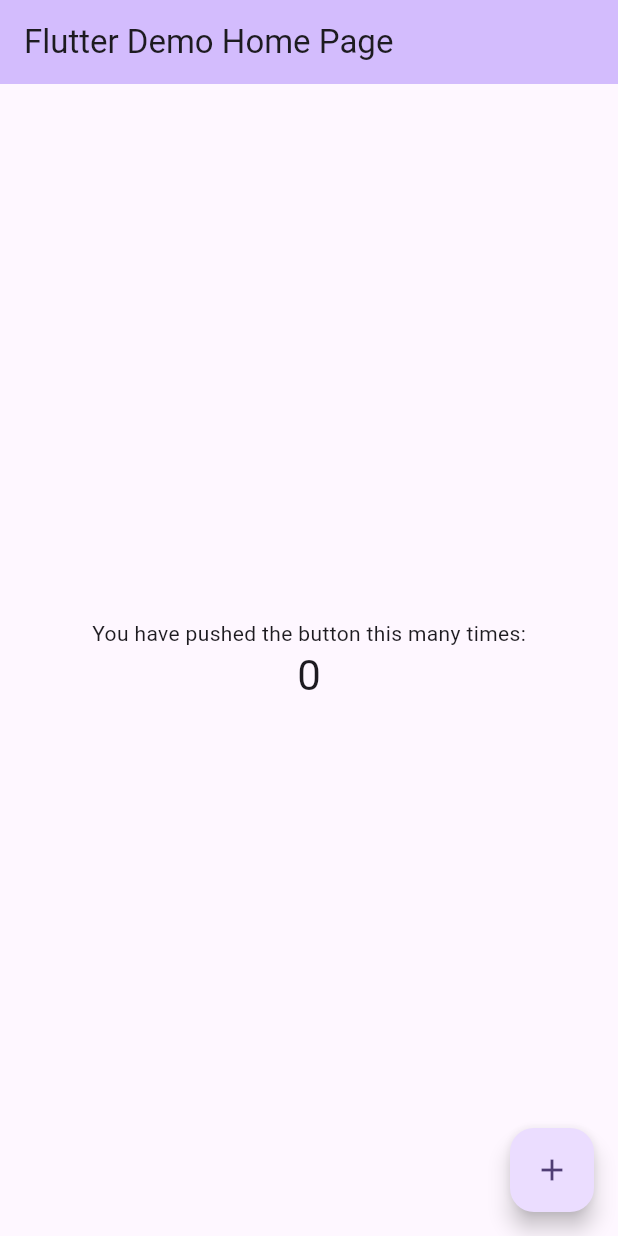
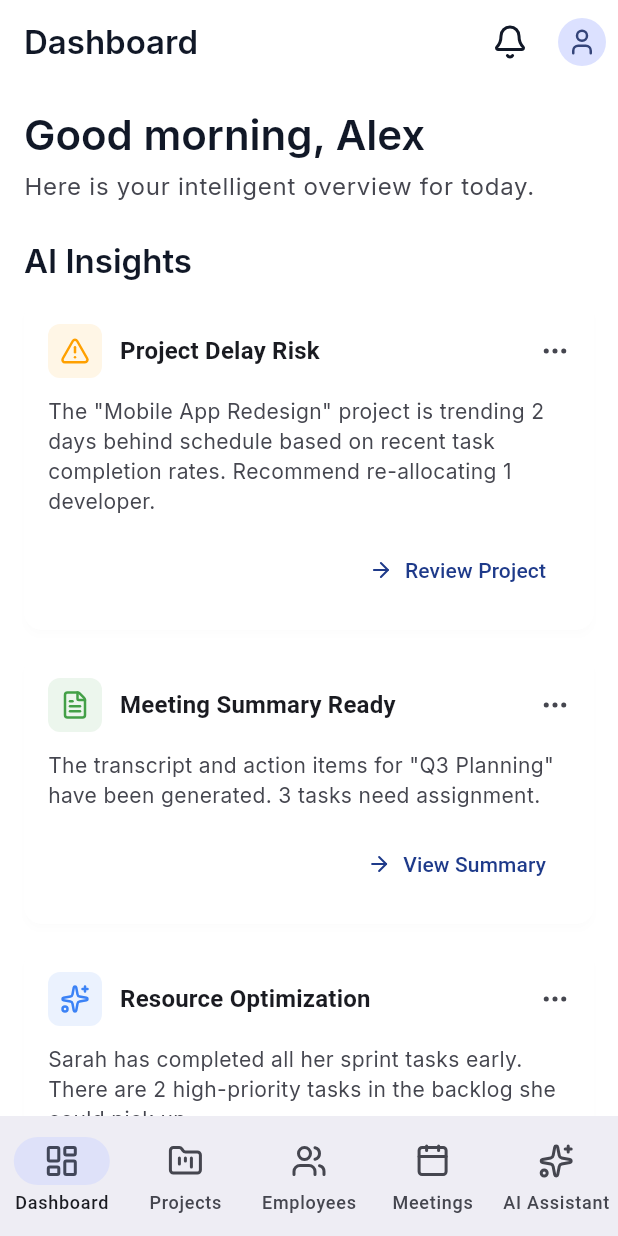
Before and after one commit to Harshdeep1144/intelli_ops, a Flutter app: the screen it shows after launch, on a phone screen of 412 x 824 dp. Run offline on Flutter 3.47's test engine with Material 3 defaults, Android fonts, the phone set to English and light mode, and no system bars; our stand-ins replace flutter_riverpod, go_router, google_fonts, lucide_icons_flutter, material_ui.

Commit message:
Added Screen and bottom nav

```diff
--- /dev/null
+++ b/lib/core/routing/app_router.dart
@@ -0,0 +1,74 @@
+import 'package:material_ui/material_ui.dart';
+import 'package:go_router/go_router.dart';
+import '../../features/dashboard/presentation/dashboard_screen.dart';
+import '../../features/projects/presentation/projects_screen.dart';
+import '../../features/employees/presentation/employees_screen.dart';
+import '../../features/meetings/presentation/meetings_screen.dart';
+import '../../features/ai_assistant/presentation/chat_screen.dart';
+import '../../features/navigation/presentation/main_scaffold.dart';
+
+final GlobalKey<NavigatorState> _rootNavigatorKey = GlobalKey<NavigatorState>(debugLabel: 'root');
+final GlobalKey<NavigatorState> _dashboardNavigatorKey = GlobalKey<NavigatorState>(debugLabel: 'dashboard');
+final GlobalKey<NavigatorState> _projectsNavigatorKey = GlobalKey<NavigatorState>(debugLabel: 'projects');
+final GlobalKey<NavigatorState> _employeesNavigatorKey = GlobalKey<NavigatorState>(debugLabel: 'employees');
+final GlobalKey<NavigatorState> _meetingsNavigatorKey = GlobalKey<NavigatorState>(debugLabel: 'meetings');
+final GlobalKey<NavigatorState> _aiNavigatorKey = GlobalKey<NavigatorState>(debugLabel: 'ai');
+
+final goRouter = GoRouter(
+  navigatorKey: _rootNavigatorKey,
+  initialLocation: '/dashboard',
+  routes: [
+    StatefulShellRoute.indexedStack(
+      builder: (context, state, navigationShell) {
+        return MainScaffold(navigationShell: navigationShell);
+      },
+      branches: [
+        StatefulShellBranch(
+          navigatorKey: _dashboardNavigatorKey,
+          routes: [
+            GoRoute(
+              path: '/dashboard',
+              builder: (context, state) => const DashboardScreen(),
+            ),
+          ],
+        ),
+        StatefulShellBranch(
+          navigatorKey: _projectsNavigatorKey,
+          routes: [
+            GoRoute(
+              path: '/projects',
+              builder: (context, state) => const ProjectsScreen(),
+            ),
+          ],
+        ),
+        StatefulShellBranch(
+          navigatorKey: _employeesNavigatorKey,
+          routes: [
+            GoRoute(
+              path: '/employees',
+              builder: (context, state) => const EmployeesScreen(),
+            ),
+          ],
+        ),
+        StatefulShellBranch(
+          navigatorKey: _meetingsNavigatorKey,
+          routes: [
+            GoRoute(
+              path: '/meetings',
+              builder: (context, state) => const MeetingsScreen(),
+            ),
+          ],
+        ),
+        StatefulShellBranch(
+          navigatorKey: _aiNavigatorKey,
+          routes: [
+            GoRoute(
+              path: '/ai',
+              builder: (context, state) => const ChatScreen(),
+            ),
+          ],
+        ),
+      ],
+    ),
+  ],
+);
--- /dev/null
+++ b/lib/core/theme/app_theme.dart
@@ -0,0 +1,46 @@
+import 'package:material_ui/material_ui.dart';
+import 'package:google_fonts/google_fonts.dart';
+
+class AppTheme {
+  static const Color primaryColor = Color(0xFF1E3A8A); // Deep corporate blue
+  static const Color secondaryColor = Color(0xFF3B82F6);
+  static const Color backgroundColor = Color(0xFFF3F4F6);
+  static const Color surfaceColor = Colors.white;
+  static const Color textPrimary = Color(0xFF111827);
+  static const Color textSecondary = Color(0xFF6B7280);
+
+  static ThemeData get lightTheme {
+    return ThemeData(
+      useMaterial3: true,
+      colorScheme: ColorScheme.fromSeed(
+        seedColor: primaryColor,
+        primary: primaryColor,
+        secondary: secondaryColor,
+        surface: surfaceColor,
+        // ignore: deprecated_member_use
+        background: backgroundColor,
+      ),
+      textTheme: TextTheme(
+        displayLarge: GoogleFonts.inter(color: textPrimary, fontWeight: FontWeight.bold),
+        headlineMedium: GoogleFonts.inter(color: textPrimary, fontWeight: FontWeight.w600),
+        titleLarge: GoogleFonts.inter(color: textPrimary, fontWeight: FontWeight.w600),
+        bodyLarge: GoogleFonts.inter(color: textPrimary),
+        bodyMedium: GoogleFonts.inter(color: textSecondary),
+      ),
+      appBarTheme: const AppBarTheme(
+        backgroundColor: surfaceColor,
+        foregroundColor: textPrimary,
+        elevation: 0,
+        centerTitle: false,
+      ),
+      cardTheme: CardThemeData(
+        color: surfaceColor,
+        elevation: 2,
+        shadowColor: Colors.black.withValues(alpha: 0.05),
+        shape: RoundedRectangleBorder(
+          borderRadius: BorderRadius.circular(12),
+        ),
+      ),
+    );
+  }
+}
--- /dev/null
+++ b/lib/features/ai_assistant/presentation/chat_screen.dart
@@ -0,0 +1,14 @@
+import 'package:material_ui/material_ui.dart';
+
+class ChatScreen extends StatelessWidget {
+  const ChatScreen({super.key});
+
+  @override
+  Widget build(BuildContext context) {
+    return const Scaffold(
+      body: Center(
+        child: Text('AI Assistant Screen'),
+      ),
+    );
+  }
+}
--- /dev/null
+++ b/lib/features/dashboard/presentation/dashboard_screen.dart
@@ -0,0 +1,79 @@
+import 'package:material_ui/material_ui.dart';
+import 'package:lucide_icons_flutter/lucide_icons.dart';
+import 'widgets/ai_insight_card.dart';
+
+class DashboardScreen extends StatelessWidget {
+  const DashboardScreen({super.key});
+
+  @override
+  Widget build(BuildContext context) {
+    return Scaffold(
+      appBar: AppBar(
+        title: const Text('Dashboard'),
+        actions: [
+          IconButton(
+            icon: const Icon(LucideIcons.bell),
+            onPressed: () {},
+          ),
+          const Padding(
+            padding: EdgeInsets.symmetric(horizontal: 8.0),
+            child: CircleAvatar(
+              radius: 16,
+              child: Icon(LucideIcons.user, size: 20),
+            ),
+          ),
+        ],
+      ),
+      body: SingleChildScrollView(
+        padding: const EdgeInsets.all(16.0),
+        child: Column(
+          crossAxisAlignment: CrossAxisAlignment.start,
+          children: [
+            Text(
+              'Good morning, Alex',
+              style: Theme.of(context).textTheme.headlineMedium,
+            ),
+            const SizedBox(height: 4),
+            Text(
+              'Here is your intelligent overview for today.',
+              style: Theme.of(context).textTheme.bodyLarge?.copyWith(
+                    color: Theme.of(context).colorScheme.onSurfaceVariant,
+                  ),
+            ),
+            const SizedBox(height: 24),
+            Text(
+              'AI Insights',
+              style: Theme.of(context).textTheme.titleLarge,
+            ),
+            const SizedBox(height: 12),
+            AiInsightCard(
+              title: 'Project Delay Risk',
+              description:
+                  'The "Mobile App Redesign" project is trending 2 days behind schedule based on recent task completion rates. Recommend re-allocating 1 developer.',
+              icon: LucideIcons.alertTriangle,
+              iconColor: Colors.amber.shade700,
+              actionText: 'Review Project',
+              onActionPressed: () {},
+            ),
+            AiInsightCard(
+              title: 'Meeting Summary Ready',
+              description:
+                  'The transcript and action items for "Q3 Planning" have been generated. 3 tasks need assignment.',
+              icon: LucideIcons.fileText,
+              iconColor: Colors.green.shade600,
+              actionText: 'View Summary',
+              onActionPressed: () {},
+            ),
+            AiInsightCard(
+              title: 'Resource Optimization',
+              description:
+                  'Sarah has completed all her sprint tasks early. There are 2 high-priority tasks in the backlog she could pick up.',
+              actionText: 'Assign Tasks',
+              onActionPressed: () {},
+            ),
+          ],
+        ),
+      ),
+    );
+  }
+}
--- /dev/null
+++ b/lib/features/dashboard/presentation/widgets/ai_insight_card.dart
@@ -0,0 +1,84 @@
+import 'package:material_ui/material_ui.dart';
+import 'package:lucide_icons_flutter/lucide_icons.dart';
+
+class AiInsightCard extends StatelessWidget {
+  final String title;
+  final String description;
+  final IconData icon;
+  final Color iconColor;
+  final VoidCallback? onActionPressed;
+  final String? actionText;
+
+  const AiInsightCard({
+    super.key,
+    required this.title,
+    required this.description,
+    this.icon = LucideIcons.sparkles,
+    this.iconColor = const Color(0xFF3B82F6), // Secondary color from theme
+    this.onActionPressed,
+    this.actionText,
+  });
+
+  @override
+  Widget build(BuildContext context) {
+    return Card(
+      margin: const EdgeInsets.only(bottom: 16.0),
+      child: Padding(
+        padding: const EdgeInsets.all(16.0),
+        child: Column(
+          crossAxisAlignment: CrossAxisAlignment.start,
+          children: [
+            Row(
+              children: [
+                Container(
+                  padding: const EdgeInsets.all(8),
+                  decoration: BoxDecoration(
+                    color: iconColor.withValues(alpha: 0.1),
+                    borderRadius: BorderRadius.circular(8),
+                  ),
+                  child: Icon(
+                    icon,
+                    color: iconColor,
+                    size: 20,
+                  ),
+                ),
+                const SizedBox(width: 12),
+                Expanded(
+                  child: Text(
+                    title,
+                    style: Theme.of(context).textTheme.titleMedium?.copyWith(
+                          fontWeight: FontWeight.bold,
+                        ),
+                  ),
+                ),
+                Icon(
+                  LucideIcons.moreHorizontal,
+                  color: Theme.of(context).colorScheme.onSurfaceVariant,
+                  size: 20,
+                ),
+              ],
+            ),
+            const SizedBox(height: 12),
+            Text(
+              description,
+              style: Theme.of(context).textTheme.bodyMedium?.copyWith(
+                    color: Theme.of(context).colorScheme.onSurfaceVariant,
+                  ),
+            ),
+            if (actionText != null && onActionPressed != null) ...[
+              const SizedBox(height: 12),
+              Align(
+                alignment: Alignment.centerRight,
+                child: TextButton.icon(
+                  onPressed: onActionPressed,
+                  icon: const Icon(LucideIcons.arrowRight, size: 16),
+                  label: Text(actionText!),
+                ),
+              ),
+            ]
+          ],
+        ),
+      ),
+    );
+  }
+}
--- /dev/null
+++ b/lib/features/employees/presentation/employees_screen.dart
@@ -0,0 +1,14 @@
+import 'package:material_ui/material_ui.dart';
+
+class EmployeesScreen extends StatelessWidget {
+  const EmployeesScreen({super.key});
+
+  @override
+  Widget build(BuildContext context) {
+    return const Scaffold(
+      body: Center(
+        child: Text('Employees Screen'),
+      ),
+    );
+  }
+}
--- /dev/null
+++ b/lib/features/meetings/presentation/meetings_screen.dart
@@ -0,0 +1,14 @@
+import 'package:material_ui/material_ui.dart';
+
+class MeetingsScreen extends StatelessWidget {
+  const MeetingsScreen({super.key});
+
+  @override
+  Widget build(BuildContext context) {
+    return const Scaffold(
+      body: Center(
+        child: Text('Meetings Screen'),
+      ),
+    );
+  }
+}
--- /dev/null
+++ b/lib/features/navigation/presentation/main_scaffold.dart
@@ -0,0 +1,56 @@
+import 'package:material_ui/material_ui.dart';
+import 'package:go_router/go_router.dart';
+import 'package:lucide_icons_flutter/lucide_icons.dart';
+
+class MainScaffold extends StatelessWidget {
+  final StatefulNavigationShell navigationShell;
+
+  const MainScaffold({
+    super.key,
+    required this.navigationShell,
+  });
+
+  void _goBranch(int index) {
+    navigationShell.goBranch(
+      index,
+      // A common pattern when using bottom navigation bars is to support
+      // navigating to the initial location when tapping the item that is
+      // already active. This example demonstrates how to support this behavior,
+      // using the initialLocation parameter of goBranch.
+      initialLocation: index == navigationShell.currentIndex,
+    );
+  }
+
+  @override
+  Widget build(BuildContext context) {
+    return Scaffold(
+      body: navigationShell,
+      bottomNavigationBar: NavigationBar(
+        selectedIndex: navigationShell.currentIndex,
+        onDestinationSelected: _goBranch,
+        destinations: const [
+          NavigationDestination(
+            icon: Icon(LucideIcons.layoutDashboard),
+            label: 'Dashboard',
+          ),
+          NavigationDestination(
+            icon: Icon(LucideIcons.folderKanban),
+            label: 'Projects',
+          ),
+          NavigationDestination(
+            icon: Icon(LucideIcons.users),
+            label: 'Employees',
+          ),
+          NavigationDestination(
+            icon: Icon(LucideIcons.calendar),
+            label: 'Meetings',
+          ),
+          NavigationDestination(
+            icon: Icon(LucideIcons.sparkles),
+            label: 'AI Assistant',
+          ),
+        ],
+      ),
+    );
+  }
+}
--- /dev/null
+++ b/lib/features/projects/presentation/projects_screen.dart
@@ -0,0 +1,14 @@
+import 'package:material_ui/material_ui.dart';
+
+class ProjectsScreen extends StatelessWidget {
+  const ProjectsScreen({super.key});
+
+  @override
+  Widget build(BuildContext context) {
+    return const Scaffold(
+      body: Center(
+        child: Text('Projects Screen'),
+      ),
+    );
+  }
+}
--- a/lib/main.dart
+++ b/lib/main.dart
@@ -1,122 +1,26 @@
-import 'package:flutter/material.dart';
+import 'package:material_ui/material_ui.dart';
+import 'package:flutter_riverpod/flutter_riverpod.dart';
+import 'core/theme/app_theme.dart';
+import 'core/routing/app_router.dart';
 
 void main() {
-  runApp(const MyApp());
+  runApp(
+    const ProviderScope(
+      child: MyApp(),
+    ),
+  );
 }
 
-class MyApp extends StatelessWidget {
+class MyApp extends ConsumerWidget {
   const MyApp({super.key});
 
-  // This widget is the root of your application.
   @override
-  Widget build(BuildContext context) {
-    return MaterialApp(
-      title: 'Flutter Demo',
-      theme: ThemeData(
-        // This is the theme of your application.
-        //
-        // TRY THIS: Try running your application with "flutter run". You'll see
-        // the application has a purple toolbar. Then, without quitting the app,
-        // try changing the seedColor in the colorScheme below to Colors.green
-        // and then invoke "hot reload" (save your changes or press the "hot
-        // reload" button in a Flutter-supported IDE, or press "r" if you used
-        // the command line to start the app).
-        //
-        // Notice that the counter didn't reset back to zero; the application
-        // state is not lost during the reload. To reset the state, use hot
-        // restart instead.
-        //
-        // This works for code too, not just values: Most code changes can be
-        // tested with just a hot reload.
-        colorScheme: .fromSeed(seedColor: Colors.deepPurple),
-      ),
-      home: const MyHomePage(title: 'Flutter Demo Home Page'),
+  Widget build(BuildContext context, WidgetRef ref) {
+    return MaterialApp.router(
+      title: 'IntelliOps AI',
+      theme: AppTheme.lightTheme,
+      routerConfig: goRouter,
+      debugShowCheckedModeBanner: false,
     );
   }
 }
-
-class MyHomePage extends StatefulWidget {
-  const MyHomePage({super.key, required this.title});
-
-  // This widget is the home page of your application. It is stateful, meaning
-  // that it has a State object (defined below) that contains fields that affect
-  // how it looks.
-
-  // This class is the configuration for the state. It holds the values (in this
-  // case the title) provided by the parent (in this case the App widget) and
-  // used by the build method of the State. Fields in a Widget subclass are
-  // always marked "final".
-
-  final String title;
-
-  @override
-  State<MyHomePage> createState() => _MyHomePageState();
-}
-
-class _MyHomePageState extends State<MyHomePage> {
-  int _counter = 0;
-
-  void _incrementCounter() {
-    setState(() {
-      // This call to setState tells the Flutter framework that something has
-      // changed in this State, which causes it to rerun the build method below
-      // so that the display can reflect the updated values. If we changed
-      // _counter without calling setState(), then the build method would not be
-      // called again, and so nothing would appear to happen.
-      _counter++;
-    });
-  }
-
-  @override
-  Widget build(BuildContext context) {
-    // This method is rerun every time setState is called, for instance as done
-    // by the _incrementCounter method above.
-    //
-    // The Flutter framework has been optimized to make rerunning build methods
-    // fast, so that you can just rebuild anything that needs updating rather
-    // than having to individually change instances of widgets.
-    return Scaffold(
-      appBar: AppBar(
-        // TRY THIS: Try changing the color here to a specific color (to
-        // Colors.amber, perhaps?) and trigger a hot reload to see the AppBar
-        // change color while the other colors stay the same.
-        backgroundColor: Theme.of(context).colorScheme.inversePrimary,
-        // Here we take the value from the MyHomePage object that was created by
-        // the App.build method, and use it to set our appbar title.
-        title: Text(widget.title),
-      ),
-      body: Center(
-        // Center is a layout widget. It takes a single child and positions it
-        // in the middle of the parent.
-        child: Column(
-          // Column is also a layout widget. It takes a list of children and
-          // arranges them vertically. By default, it sizes itself to fit its
-          // children horizontally, and tries to be as tall as its parent.
-          //
-          // Column has various properties to control how it sizes itself and
-          // how it positions its children. Here we use mainAxisAlignment to
-          // center the children vertically; the main axis here is the vertical
-          // axis because Columns are vertical (the cross axis would be
-          // horizontal).
-          //
-          // TRY THIS: Invoke "debug painting" (choose the "Toggle Debug Paint"
-          // action in the IDE, or press "p" in the console), to see the
-          // wireframe for each widget.
-          mainAxisAlignment: .center,
-          children: [
-            const Text('You have pushed the button this many times:'),
-            Text(
-              '$_counter',
-              style: Theme.of(context).textTheme.headlineMedium,
-            ),
-          ],
-        ),
-      ),
-      floatingActionButton: FloatingActionButton(
-        onPressed: _incrementCounter,
-        tooltip: 'Increment',
-        child: const Icon(Icons.add),
-      ),
-    );
-  }
-}
```
Also changed, not shown: pubspec.yaml (+9 -1 lines), pubspec.lock, 4 other files.
